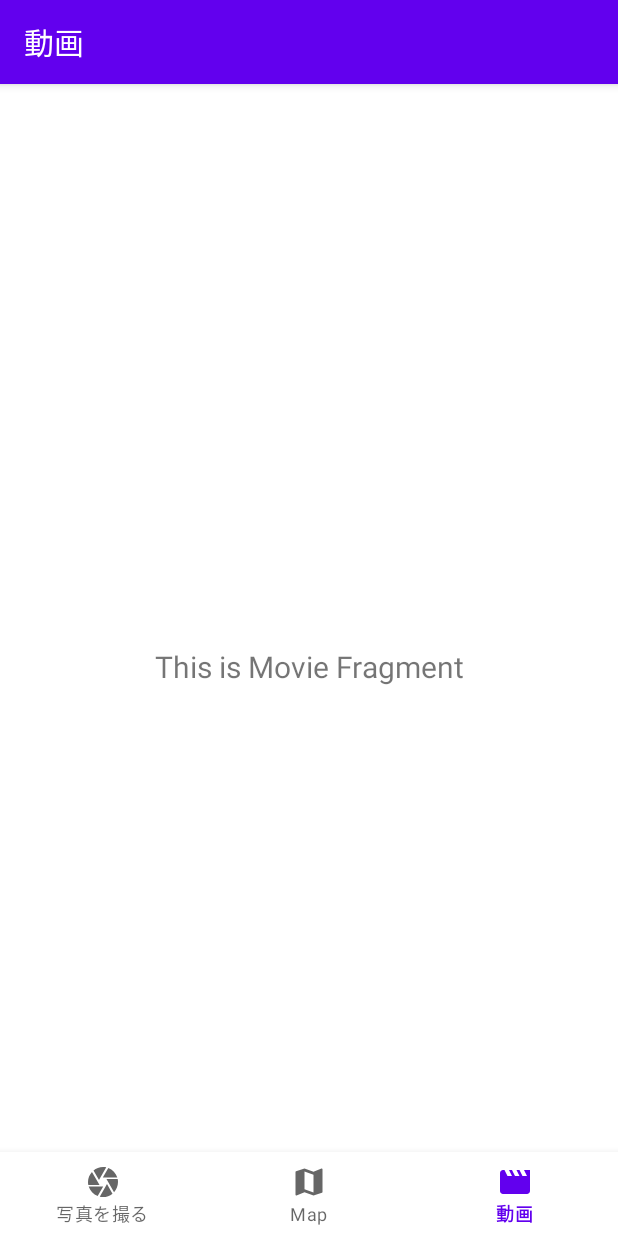
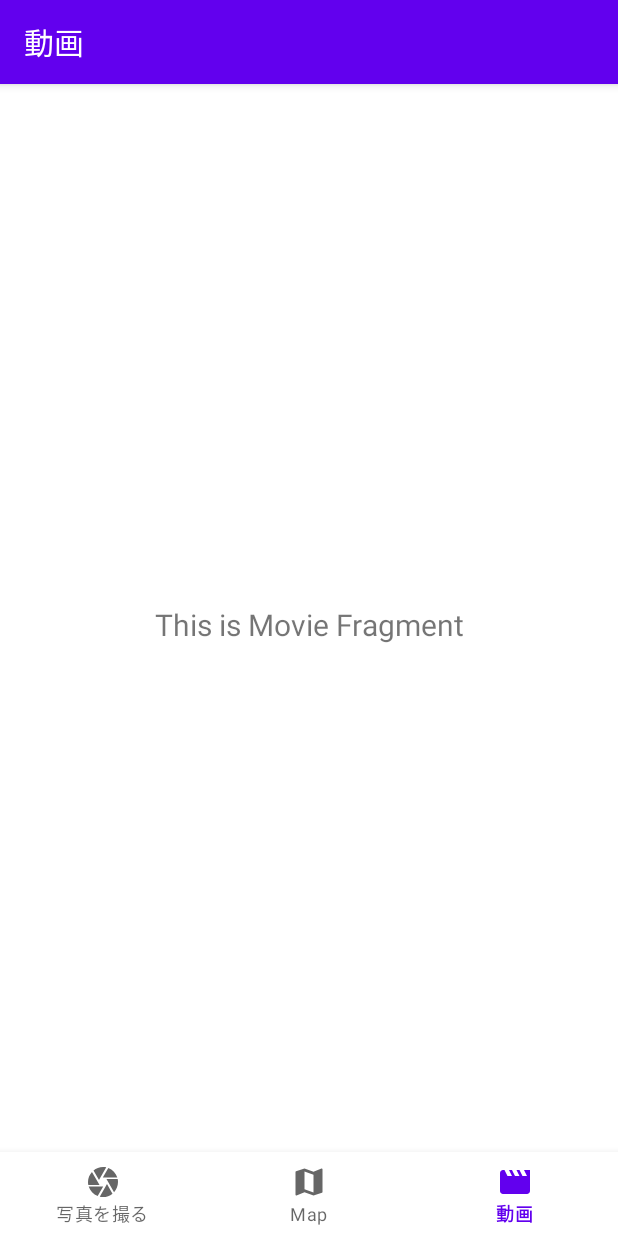
Before and after one commit to hakusanmap/AndroidApp, an Android app: the MapsActivity screen opened directly, with no data from a screen before it, item 3 of the bottom bar chosen, on a phone screen of 412 x 824 dp. Run offline under Robolectric (Android 15) with nearby library versions, the phone set to English and light mode, and no system bars; our stand-ins replace navigation-ui.

Commit message:
top padding delete

```diff
--- a/app/src/main/res/layout/activity_main.xml
+++ b/app/src/main/res/layout/activity_main.xml
@@ -5,14 +5,12 @@
     android:id="@+id/container"
     android:layout_width="match_parent"
     android:layout_height="match_parent"
-    android:paddingTop="?attr/actionBarSize">
+    android:paddingTop="0dp">
 
     <com.google.android.material.bottomnavigation.BottomNavigationView
         android:id="@+id/nav_view"
         android:layout_width="0dp"
         android:layout_height="wrap_content"
-        android:layout_marginStart="0dp"
-        android:layout_marginEnd="0dp"
         android:background="?android:attr/windowBackground"
         app:layout_constraintBottom_toBottomOf="parent"
         app:layout_constraintLeft_toLeftOf="parent"
@@ -25,12 +23,12 @@
         android:layout_width="0dp"
         android:layout_height="0dp"
         app:defaultNavHost="true"
-        app:layout_constraintBottom_toTopOf="@id/nav_view"
+        app:layout_constraintBottom_toTopOf="@+id/nav_view"
+        app:layout_constraintEnd_toEndOf="parent"
         app:layout_constraintHorizontal_bias="1.0"
-        app:layout_constraintLeft_toLeftOf="parent"
-        app:layout_constraintRight_toRightOf="parent"
+        app:layout_constraintStart_toStartOf="parent"
         app:layout_constraintTop_toTopOf="parent"
-        app:layout_constraintVertical_bias="1.0"
+        app:layout_constraintVertical_bias="0.0"
         app:navGraph="@navigation/mobile_navigation" />
 
 </androidx.constraintlayout.widget.ConstraintLayout>
--- a/app/src/main/res/values/dimens.xml
+++ b/app/src/main/res/values/dimens.xml
@@ -1,5 +1,5 @@
 <resources>
     <!-- Default screen margins, per the Android Design guidelines. -->
-    <dimen name="activity_horizontal_margin">16dp</dimen>
-    <dimen name="activity_vertical_margin">16dp</dimen>
+    <dimen name="activity_horizontal_margin">0dp</dimen>
+    <dimen name="activity_vertical_margin">0dp</dimen>
 </resources>
--- a/build.gradle
+++ b/build.gradle
@@ -6,7 +6,7 @@ buildscript {
         jcenter()
     }
     dependencies {
-        classpath "com.android.tools.build:gradle:4.1.0"
+        classpath 'com.android.tools.build:gradle:4.1.1'
         classpath "org.jetbrains.kotlin:kotlin-gradle-plugin:$kotlin_version"
 
         // NOTE: Do not place your application dependencies here; they belong
```
Also changed, not shown: app/src/main/java/io/keiji/sample/hakusan_mapapp/MapActivity.kt (+18 -10 lines), 1 other file.
